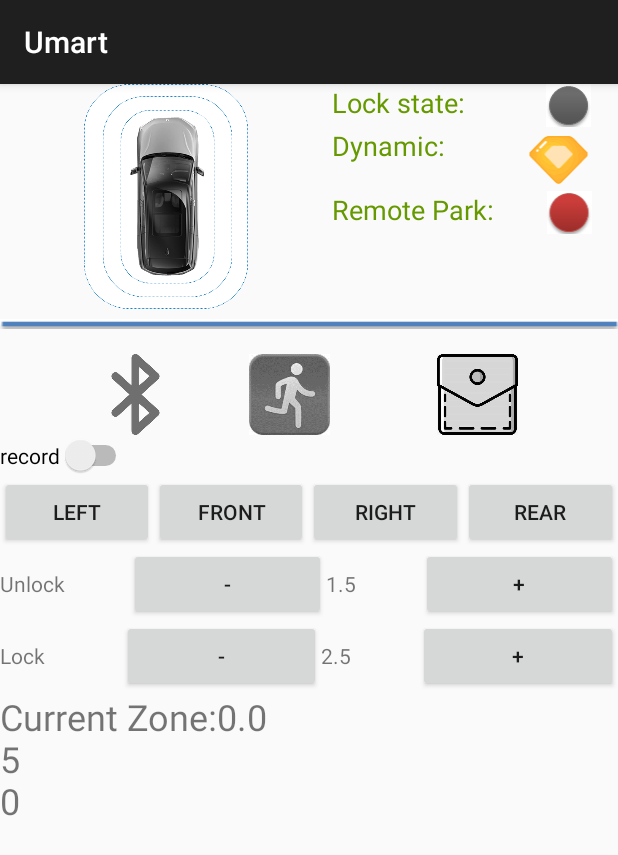
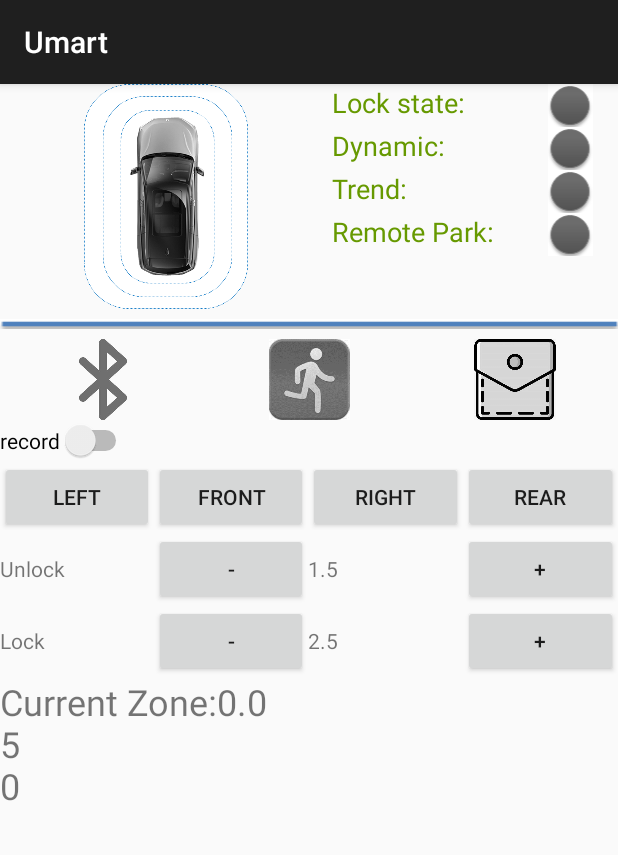
Before and after one commit to jingluvicky/demodemo, an Android app: the fragment MainTabLocationFragment shown on its own in the app's theme, on a phone screen of 412 x 824 dp. Shown: the top 855 px of the screen. Run offline under Robolectric (Android 15) with nearby library versions, the phone set to English and light mode, and no system bars; 1 statement that could not run was skipped.

Commit message:
add trend detector

```diff
--- a/app/build.gradle
+++ b/app/build.gradle
@@ -1,7 +1,7 @@
 apply plugin: 'com.android.application'
 
 android {
-    compileSdkVersion 27
+    compileSdkVersion 28
     buildToolsVersion '28.0.3'
     defaultConfig {
         applicationId "com.example.ringo.uaes"
--- a/app/src/main/java/com/example/ringo/uaes/MainTabLocationFragment.java
+++ b/app/src/main/java/com/example/ringo/uaes/MainTabLocationFragment.java
@@ -48,7 +48,7 @@ public class MainTabLocationFragment extends Fragment {
     private static int motion;
     public static boolean isRecord;
     private boolean[] switches = new boolean[8];
-    private static ImageView img_walk,img_pocket,img_lock,img_dynamic;
+    private static ImageView img_walk,img_pocket,img_lock,img_dynamic,img_trend;
     private static ImageView img_connect;
     private static TextView txt_unlockdis,txt_lockdis,txt_zone;
     private static Button btn_left,btn_right,btn_front,btn_rear,btn_unlockminus,btn_unlockplus,btn_lockminus,btn_lockplus;
@@ -181,6 +181,7 @@ public class MainTabLocationFragment extends Fragment {
         img_connect=getActivity().findViewById(R.id.img_connectlocation);
         img_lock=getActivity().findViewById(R.id.img_lock);
         img_dynamic=getActivity().findViewById(R.id.img_dynamic);
+        img_trend=getActivity().findViewById(R.id.img_trend);
         mHandler=new Handler();
         mHandler.postDelayed(new Runnable() {
             @Override
@@ -242,9 +243,14 @@ public class MainTabLocationFragment extends Fragment {
                         img_lock.setImageResource(R.mipmap.redicon2);
                     }
                     if (dynamic==1){
-                        img_dynamic.setImageResource(R.mipmap.bronze_member);
+                        img_dynamic.setImageResource(R.mipmap.greenicon);
                     }else{
-                        img_dynamic.setImageResource(R.mipmap.silver_member);
+                        img_dynamic.setImageResource(R.mipmap.redicon2);
+                    }
+                    if (MainTabScanFragment.trend==1){
+                        img_trend.setImageResource(R.mipmap.redicon2);
+                    }else{
+                        img_trend.setImageResource(R.mipmap.greenicon);
                     }
 
                 }
--- a/app/src/main/java/com/example/ringo/uaes/MainTabScanFragment.java
+++ b/app/src/main/java/com/example/ringo/uaes/MainTabScanFragment.java
@@ -97,7 +97,7 @@ public class MainTabScanFragment extends Fragment  implements HandleNotify{
     public KalmanFilter_A_max[] Kalman = new KalmanFilter_A_max[13];
     public KalmanFilter_distance distanceFilter=new KalmanFilter_distance();
     public KalmanFilter Kalman_main = new KalmanFilter();
-    public static int curMotion=255,curZone=5,curZoneDebounced,curLeftRight=255,curPocketState,dynamic=0;
+    public static int curMotion=255,curZone=5,curZoneDebounced,curLeftRight=255,curPocketState,dynamic=0,trend=0;
     public static float[] curMotionOutput;
     public int CMDCounter,CMDValue,
             DECISIONTYPE,MOTIONEABLE,
@@ -507,7 +507,9 @@ public class MainTabScanFragment extends Fragment  implements HandleNotify{
 
                 curZoneDebounced=zoneDebounce.DebouncedZone(curZone);
                 preDynamic.Storage(Nodes);
+
                 dynamic=preDynamic.getPredict();
+                trend=preDynamic.getTrend();
 
                 Log.d("dynamic",dynamic+" ");
 
--- a/app/src/main/res/layout/fragment_location.xml
+++ b/app/src/main/res/layout/fragment_location.xml
@@ -51,7 +51,7 @@
 
                 <TextView
                     android:id="@+id/textView6"
-                    android:layout_width="wrap_content"
+                    android:layout_width="0dp"
                     android:layout_height="wrap_content"
                     android:layout_weight="2"
                     android:text="Lock state:"
@@ -60,9 +60,9 @@
 
                 <ImageView
                     android:id="@+id/img_lock"
-                    android:layout_width="wrap_content"
+                    android:layout_width="0dp"
                     android:layout_height="wrap_content"
-                    android:layout_weight="2"
+                    android:layout_weight="1"
                     app:srcCompat="@mipmap/grayicon" />
             </LinearLayout>
 
@@ -74,7 +74,7 @@
 
                 <TextView
                     android:id="@+id/textView5"
-                    android:layout_width="wrap_content"
+                    android:layout_width="0dp"
                     android:layout_height="wrap_content"
                     android:layout_weight="2"
                     android:text="Dynamic:"
@@ -83,12 +83,33 @@
 
                 <ImageView
                     android:id="@+id/img_dynamic"
-                    android:layout_width="wrap_content"
+                    android:layout_width="0dp"
+                    android:layout_height="wrap_content"
+                    android:layout_weight="1"
+                    app:srcCompat="@mipmap/grayicon" />
+            </LinearLayout>
+            <LinearLayout
+                android:layout_width="match_parent"
+                android:layout_height="match_parent"
+                android:layout_weight="1"
+                android:orientation="horizontal">
+
+                <TextView
+                    android:id="@+id/textView5"
+                    android:layout_width="0dp"
                     android:layout_height="wrap_content"
                     android:layout_weight="2"
-                    app:srcCompat="@mipmap/gold_member" />
+                    android:text="Trend:"
+                    android:textColor="@android:color/holo_green_dark"
+                    android:textSize="18sp" />
+
+                <ImageView
+                    android:id="@+id/img_trend"
+                    android:layout_width="0dp"
+                    android:layout_height="wrap_content"
+                    android:layout_weight="1"
+                    app:srcCompat="@mipmap/grayicon" />
             </LinearLayout>
-
             <LinearLayout
                 android:layout_width="match_parent"
                 android:layout_height="match_parent"
@@ -97,19 +118,19 @@
 
                 <TextView
                     android:id="@+id/textView2"
-                    android:layout_width="wrap_content"
+                    android:layout_width="0dp"
                     android:layout_height="wrap_content"
-                    android:layout_weight="1"
+                    android:layout_weight="2"
                     android:text="Remote Park:"
                     android:textColor="@android:color/holo_green_dark"
                     android:textSize="18sp" />
 
                 <ImageView
                     android:id="@+id/img_remoteParking"
-                    android:layout_width="wrap_content"
+                    android:layout_width="0dp"
                     android:layout_height="wrap_content"
-                    android:layout_weight="2"
-                    app:srcCompat="@mipmap/redicon2" />
+                    android:layout_weight="1"
+                    app:srcCompat="@mipmap/grayicon" />
             </LinearLayout>
         </LinearLayout>
 
@@ -125,27 +146,27 @@
         android:layout_width="match_parent"
         android:layout_height="wrap_content"
         android:layout_gravity="center_vertical|center_horizontal"
-        android:layout_marginLeft="10dp"
-        android:layout_marginTop="10dp"
+
         android:gravity="center_horizontal"
         android:orientation="horizontal">
 
         <ImageView
             android:id="@+id/img_connectlocation"
-            android:layout_width="54dp"
+            android:layout_width="0dp"
             android:layout_height="match_parent"
             android:layout_weight="1"
             app:srcCompat="@mipmap/connect_off" />
 
         <ImageView
             android:id="@+id/img_walk"
-            android:layout_width="54dp"
+            android:layout_width="0dp"
             android:layout_height="54dp"
+            android:layout_weight="1"
             android:src="@mipmap/walk_off" />
 
         <ImageView
             android:id="@+id/img_pocket"
-            android:layout_width="99dp"
+            android:layout_width="0dp"
             android:layout_height="54dp"
             android:layout_weight="1"
             app:srcCompat="@mipmap/pocket_out" />
@@ -207,28 +228,28 @@
 
         <TextView
             android:id="@+id/textView3"
-            android:layout_width="wrap_content"
+            android:layout_width="0dp"
             android:layout_height="wrap_content"
             android:layout_weight="1"
             android:text="Unlock" />
 
         <Button
             android:id="@+id/btn_unlockminus"
-            android:layout_width="wrap_content"
+            android:layout_width="0dp"
             android:layout_height="wrap_content"
             android:layout_weight="1"
             android:text="-" />
 
         <TextView
             android:id="@+id/txt_unlockDis"
-            android:layout_width="wrap_content"
+            android:layout_width="0dp"
             android:layout_height="wrap_content"
             android:layout_weight="1"
             android:text="1.5" />
 
         <Button
             android:id="@+id/btn_unlockplus"
-            android:layout_width="wrap_content"
+            android:layout_width="0dp"
             android:layout_height="wrap_content"
             android:layout_weight="1"
             android:text="+" />
@@ -241,28 +262,28 @@
 
         <TextView
             android:id="@+id/textView4"
-            android:layout_width="wrap_content"
+            android:layout_width="0dp"
             android:layout_height="wrap_content"
             android:layout_weight="1"
             android:text="Lock  " />
 
         <Button
             android:id="@+id/btn_lockminus"
-            android:layout_width="wrap_content"
+            android:layout_width="0dp"
             android:layout_height="wrap_content"
             android:layout_weight="1"
             android:text="-" />
 
         <TextView
             android:id="@+id/txt_lockDis"
-            android:layout_width="wrap_content"
+            android:layout_width="0dp"
             android:layout_height="wrap_content"
             android:layout_weight="1"
             android:text="2.5" />
 
         <Button
             android:id="@+id/btn_lockplus"
-            android:layout_width="wrap_content"
+            android:layout_width="0dp"
             android:layout_height="wrap_content"
             android:layout_weight="1"
             android:text="+" />
```
Also changed, not shown: app/src/main/java/com/example/ringo/uaes/Prediction_dynamicRSSI.java (+18 -7 lines), app/src/main/res/layout/fragment_ble.xml (+4 -3 lines), 3 other files.
